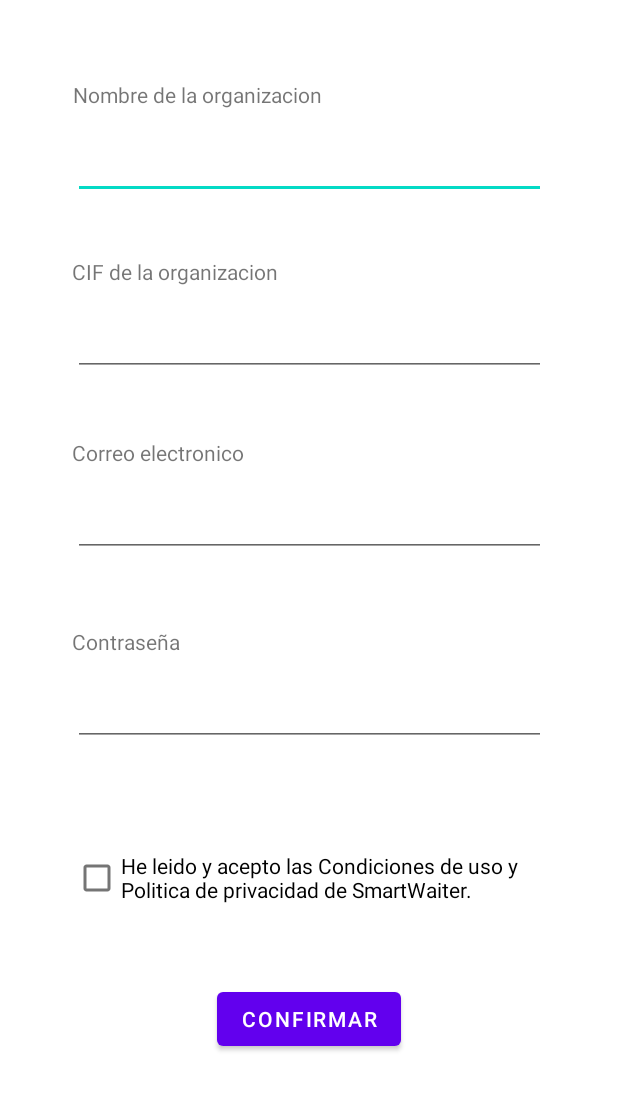
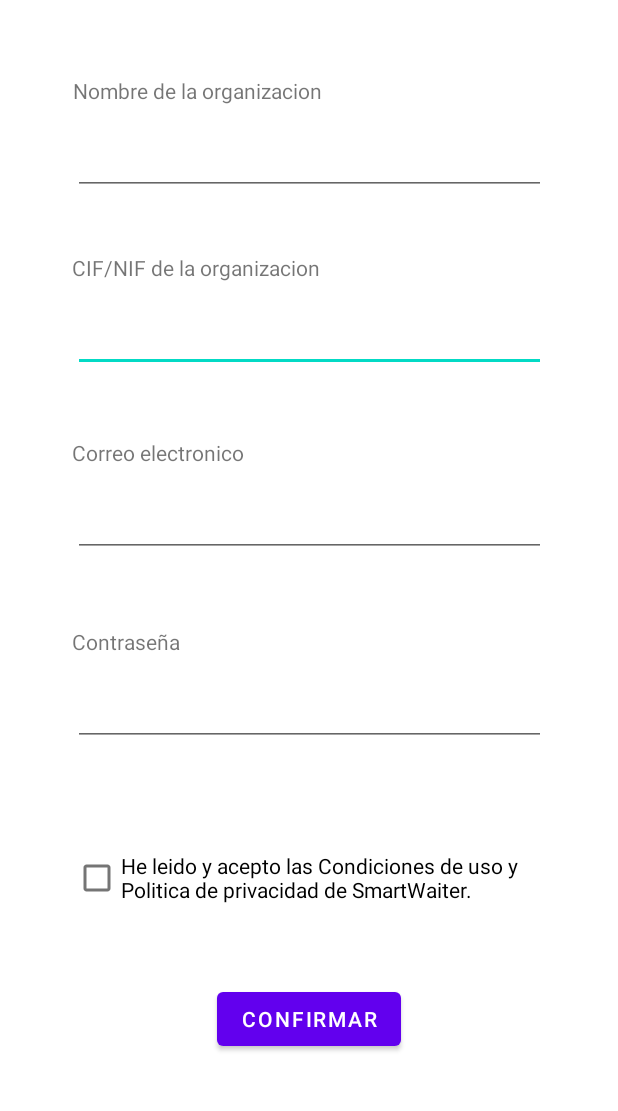
Before and after one commit to mariogoilss/SmartWaiter, an Android app: the RegisterOwnerActivity screen opened directly, with no data from a screen before it, on a phone screen of 412 x 824 dp, the part 105-1216 px from its top. Run offline under Robolectric (Android 15) with nearby library versions, the phone set to English and light mode, and no system bars; our stand-ins replace Firebase (no records; nobody signed in at launch, a user with empty details on screens opened directly).

Commit message:
CMT 05/11 15:00

```diff
--- a/app/src/main/java/com/example/smartwaiter/registerType/RegisterOwnerActivity.kt
+++ b/app/src/main/java/com/example/smartwaiter/registerType/RegisterOwnerActivity.kt
@@ -14,6 +14,7 @@ import com.google.firebase.firestore.FirebaseFirestore
 class RegisterOwnerActivity : AppCompatActivity() {
 
     private val db = FirebaseFirestore.getInstance()
+
     override fun onCreate(savedInstanceState: Bundle?) {
         super.onCreate(savedInstanceState)
         setContentView(R.layout.activity_register_owner)
--- a/app/src/main/res/layout/activity_register_client.xml
+++ b/app/src/main/res/layout/activity_register_client.xml
@@ -23,7 +23,7 @@
         android:layout_width="wrap_content"
         android:layout_height="wrap_content"
         android:text="Nombre y apellidos"
-        app:layout_constraintBottom_toTopOf="@+id/txtCif"
+        app:layout_constraintBottom_toTopOf="@+id/txtUName"
         app:layout_constraintEnd_toEndOf="parent"
         app:layout_constraintHorizontal_bias="0.165"
         app:layout_constraintStart_toStartOf="parent" />
@@ -51,7 +51,7 @@
         app:layout_constraintStart_toStartOf="parent" />
 
     <EditText
-        android:id="@+id/txtCif"
+        android:id="@+id/txtUName"
         android:layout_width="315dp"
         android:layout_height="60dp"
         android:ems="10"
--- a/app/src/main/res/layout/activity_register_owner.xml
+++ b/app/src/main/res/layout/activity_register_owner.xml
@@ -5,6 +5,18 @@
     android:layout_width="match_parent"
     android:layout_height="match_parent"
     tools:context=".registerType.RegisterOwnerActivity">
+
+    <EditText
+        android:id="@+id/txtCif"
+        android:layout_width="315dp"
+        android:layout_height="60dp"
+        android:ems="10"
+        android:inputType="textPersonName"
+        app:layout_constraintBottom_toBottomOf="parent"
+        app:layout_constraintEnd_toEndOf="parent"
+        app:layout_constraintStart_toStartOf="parent"
+        app:layout_constraintTop_toTopOf="parent"
+        app:layout_constraintVertical_bias="0.338" />
 
     <EditText
         android:id="@+id/txtName"
@@ -16,29 +28,7 @@
         app:layout_constraintEnd_toEndOf="parent"
         app:layout_constraintStart_toStartOf="parent"
         app:layout_constraintTop_toTopOf="parent"
-        app:layout_constraintVertical_bias="0.187" />
-
-    <TextView
-        android:id="@+id/textView11"
-        android:layout_width="wrap_content"
-        android:layout_height="wrap_content"
-        android:text="CIF de la organizacion"
-        app:layout_constraintBottom_toTopOf="@+id/txtCif"
-        app:layout_constraintEnd_toEndOf="parent"
-        app:layout_constraintHorizontal_bias="0.175"
-        app:layout_constraintStart_toStartOf="parent" />
-
-    <EditText
-        android:id="@+id/txtCif"
-        android:layout_width="315dp"
-        android:layout_height="60dp"
-        android:ems="10"
-        android:inputType="textPersonName"
-        app:layout_constraintBottom_toBottomOf="parent"
-        app:layout_constraintEnd_toEndOf="parent"
-        app:layout_constraintStart_toStartOf="parent"
-        app:layout_constraintTop_toTopOf="parent"
-        app:layout_constraintVertical_bias="0.341" />
+        app:layout_constraintVertical_bias="0.183" />
 
     <TextView
         android:id="@+id/textView"
@@ -48,6 +38,26 @@
         app:layout_constraintBottom_toTopOf="@+id/txtEmail"
         app:layout_constraintEnd_toEndOf="parent"
         app:layout_constraintHorizontal_bias="0.162"
+        app:layout_constraintStart_toStartOf="parent" />
+
+    <TextView
+        android:id="@+id/textView7"
+        android:layout_width="wrap_content"
+        android:layout_height="wrap_content"
+        android:text="CIF/NIF de la organizacion"
+        app:layout_constraintBottom_toTopOf="@+id/txtCif"
+        app:layout_constraintEnd_toEndOf="parent"
+        app:layout_constraintHorizontal_bias="0.195"
+        app:layout_constraintStart_toStartOf="parent" />
+
+    <TextView
+        android:id="@+id/textView11"
+        android:layout_width="wrap_content"
+        android:layout_height="wrap_content"
+        android:text="Nombre de la organizacion"
+        app:layout_constraintBottom_toTopOf="@+id/txtName"
+        app:layout_constraintEnd_toEndOf="parent"
+        app:layout_constraintHorizontal_bias="0.197"
         app:layout_constraintStart_toStartOf="parent" />
 
     <EditText
@@ -73,16 +83,6 @@
         app:layout_constraintStart_toStartOf="parent"
         app:layout_constraintTop_toTopOf="parent"
         app:layout_constraintVertical_bias="0.499" />
-
-    <TextView
-        android:id="@+id/textView9"
-        android:layout_width="wrap_content"
-        android:layout_height="wrap_content"
-        android:text="Nombre de la organizacion"
-        app:layout_constraintBottom_toTopOf="@+id/txtName"
-        app:layout_constraintEnd_toEndOf="parent"
-        app:layout_constraintHorizontal_bias="0.197"
-        app:layout_constraintStart_toStartOf="parent" />
 
     <TextView
         android:id="@+id/textView2"
```
Also changed, not shown: app/src/main/java/com/example/smartwaiter/registerType/RegisterClientActivity.kt (+15 -0 lines).
